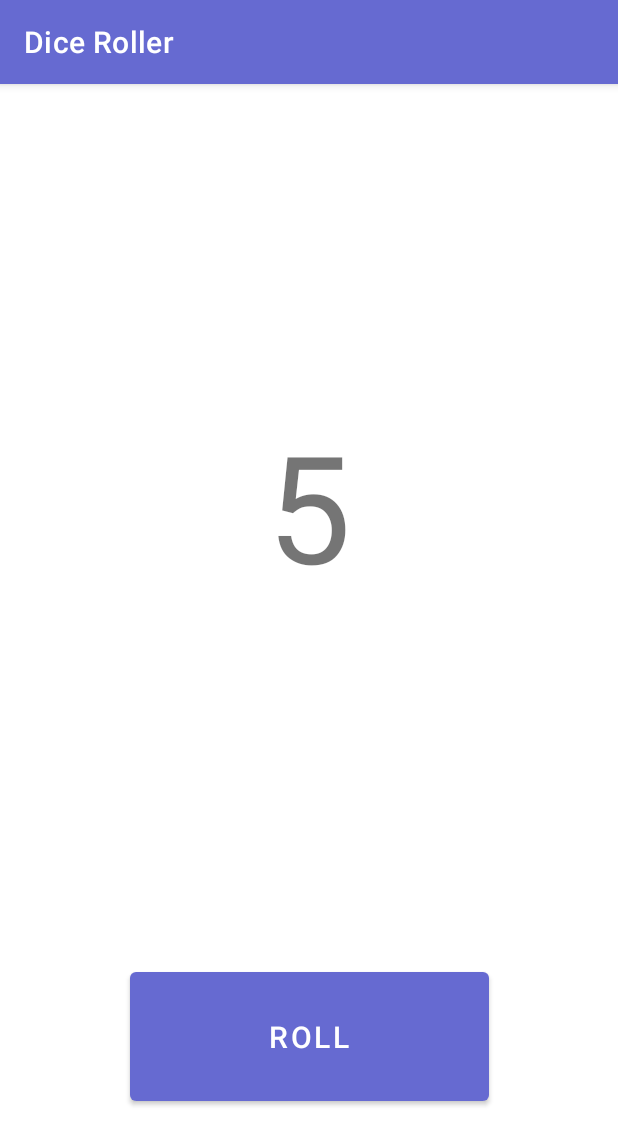
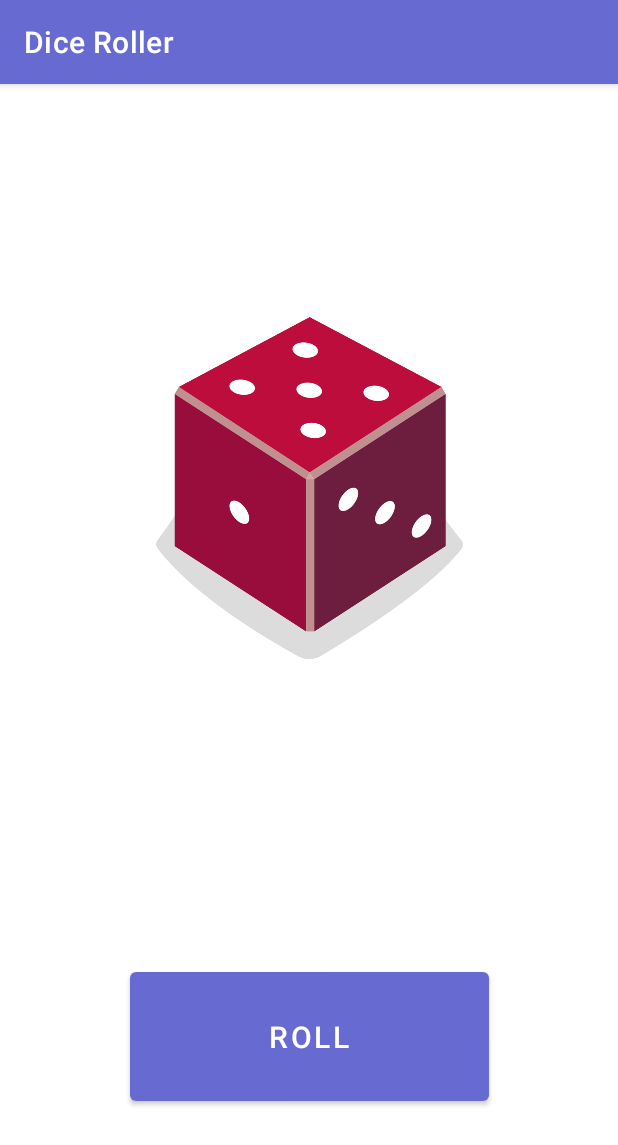
Before and after one commit to n1snt/Android-dice-roller, an Android app: the screen it shows after launch (MainActivity), after a tap on "ROLL", on a phone screen of 412 x 824 dp. Shown: the top 1145 px of the screen. Run offline under Robolectric (Android 15) with nearby library versions, the phone set to English and light mode, and no system bars.

Commit message:
Replaced textView with ImageView.

```diff
--- a/src/app/src/main/java/com/example/diceroller/MainActivity.kt
+++ b/src/app/src/main/java/com/example/diceroller/MainActivity.kt
@@ -1,12 +1,11 @@
 package com.example.diceroller
 
-import androidx.appcompat.app.AppCompatActivity
 import android.os.Bundle
 import android.widget.Button
-import android.widget.TextView
+import android.widget.ImageView
+import androidx.appcompat.app.AppCompatActivity
 
 class Dice {
-
     fun roll(): Int {
         return (1..6).random()
     }
@@ -20,8 +19,29 @@ class MainActivity : AppCompatActivity() {
         val rollButton: Button = findViewById(R.id.button)
         rollButton.setOnClickListener {
             val diceVal = Dice().roll()
-            val resultTextView: TextView = findViewById(R.id.textView)
-            resultTextView.text = diceVal.toString()
+            val resultImageView: ImageView = findViewById(R.id.imageView)
+
+            when (diceVal) {
+                1 -> {
+                    resultImageView.setImageResource(R.drawable.dice_1)
+                }
+                2 -> {
+                    resultImageView.setImageResource(R.drawable.dice_2)
+                }
+                3 -> {
+                    resultImageView.setImageResource(R.drawable.dice_3)
+                }
+                4 -> {
+                    resultImageView.setImageResource(R.drawable.dice_4)
+                }
+                5 -> {
+                    resultImageView.setImageResource(R.drawable.dice_5)
+                }
+                6 -> {
+                    resultImageView.setImageResource(R.drawable.dice_6)
+                }
+            }
+
         }
     }
 }
--- a/src/app/src/main/res/layout/activity_main.xml
+++ b/src/app/src/main/res/layout/activity_main.xml
@@ -5,19 +5,6 @@
     android:layout_width="match_parent"
     android:layout_height="match_parent"
     tools:context=".MainActivity">
-
-    <TextView
-        android:id="@+id/textView"
-        android:layout_width="wrap_content"
-        android:layout_height="wrap_content"
-        android:layout_marginBottom="236dp"
-        android:textSize="100sp"
-        app:layout_constraintBottom_toTopOf="@+id/button"
-        app:layout_constraintLeft_toLeftOf="parent"
-        app:layout_constraintRight_toRightOf="parent"
-        app:layout_constraintTop_toTopOf="parent"
-        app:layout_constraintVertical_bias="0.989"
-        tools:text="1" />
 
     <Button
         android:id="@+id/button"
@@ -31,4 +18,15 @@
         app:layout_constraintHorizontal_bias="0.502"
         app:layout_constraintStart_toStartOf="parent" />
 
+    <ImageView
+        android:id="@+id/imageView"
+        android:layout_width="239dp"
+        android:layout_height="228dp"
+        app:layout_constraintBottom_toTopOf="@+id/button"
+        app:layout_constraintEnd_toEndOf="parent"
+        app:layout_constraintStart_toStartOf="parent"
+        app:layout_constraintTop_toTopOf="parent"
+        app:layout_constraintVertical_bias="0.433"
+        tools:srcCompat="@tools:sample/avatars" />
+
 </androidx.constraintlayout.widget.ConstraintLayout>
```
Also changed, not shown: src/app/src/main/res/drawable/dice_1.png (added), src/app/src/main/res/drawable/dice_2.png (added), src/app/src/main/res/drawable/dice_3.png (added), src/app/src/main/res/drawable/dice_4.png (added), src/app/src/main/res/drawable/dice_5.png (added), src/app/src/main/res/drawable/dice_6.png (added), 1 other file.
